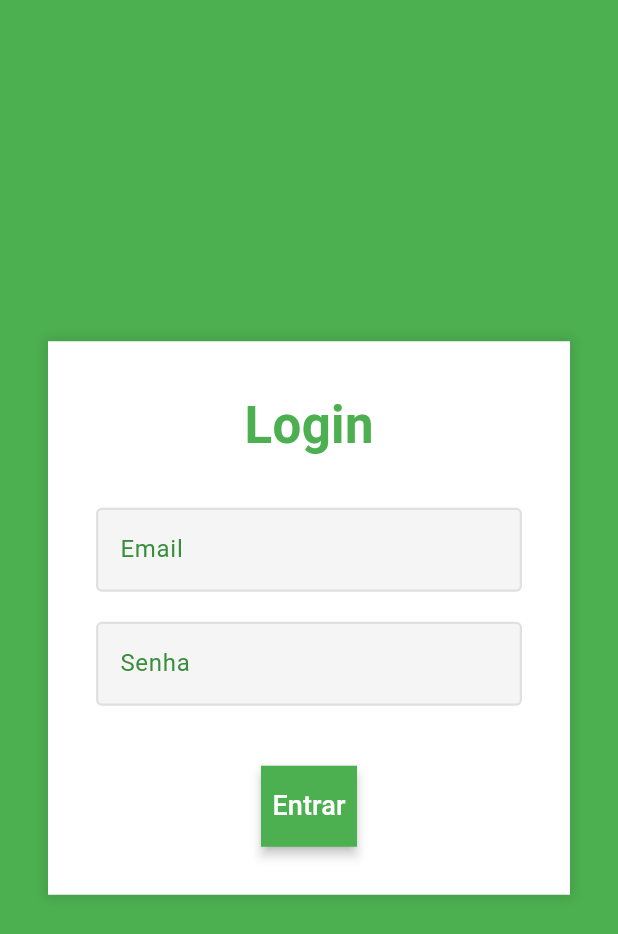
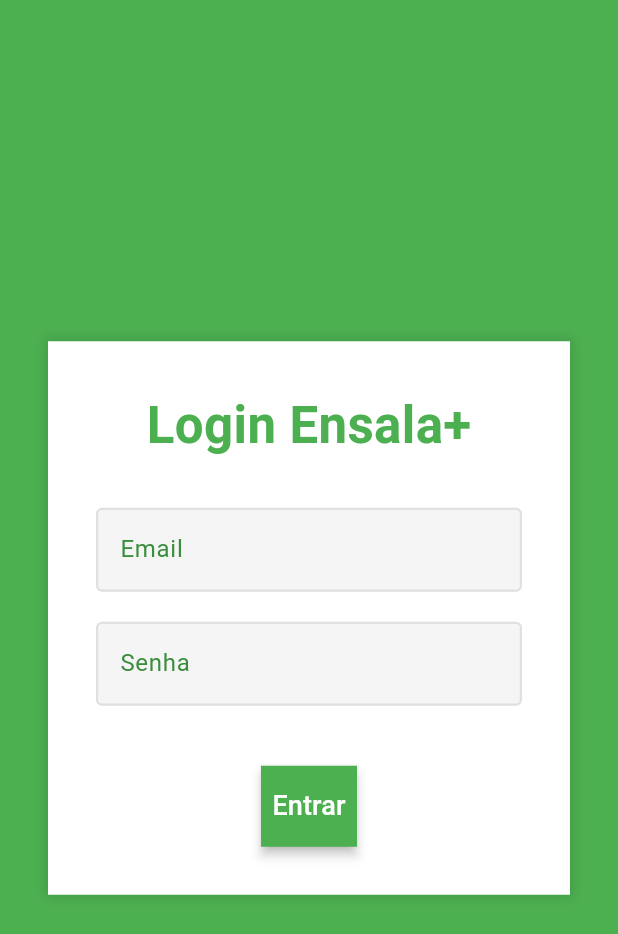
Before and after one commit to dudufaccin/flutter-project, a Flutter app: the screen it shows after launch, on a phone screen of 412 x 824 dp. Shown: the top 934 px of the screen. Run offline on Flutter 3.47's test engine with Material 3 defaults, Android fonts, the phone set to English and light mode, and no system bars; our stand-ins replace supabase_flutter; accounts and stored records are empty.

```diff
--- a/lib/login_screen.dart
+++ b/lib/login_screen.dart
@@ -82,7 +82,7 @@ class _LoginScreenState extends State<LoginScreen> {
                   mainAxisSize: MainAxisSize.min,
                   children: [
                     const Text(
-                      'Login',
+                      'Login Ensala+',
                       style: TextStyle(
                         fontSize: 34,
                         fontWeight: FontWeight.bold,
@@ -157,14 +157,12 @@ class _LoginScreenState extends State<LoginScreen> {
                         : ElevatedButton(
                           onPressed: _login,
                           style: ElevatedButton.styleFrom(
-                            backgroundColor:
-                                Colors.green, // Cor de fundo do botão
+                            backgroundColor: Colors.green,
                             shape: RoundedRectangleBorder(
-                              borderRadius:
-                                  BorderRadius.zero, // Sem bordas arredondadas
+                              borderRadius: BorderRadius.zero,
                             ),
                             padding: const EdgeInsets.symmetric(vertical: 14),
-                            elevation: 3, // Leve sombra para o botão
+                            elevation: 3,
                           ),
                           child: const Text(
                             'Entrar',
```
Also changed, not shown: lib/logged_in_screen.dart (+12 -19 lines).
